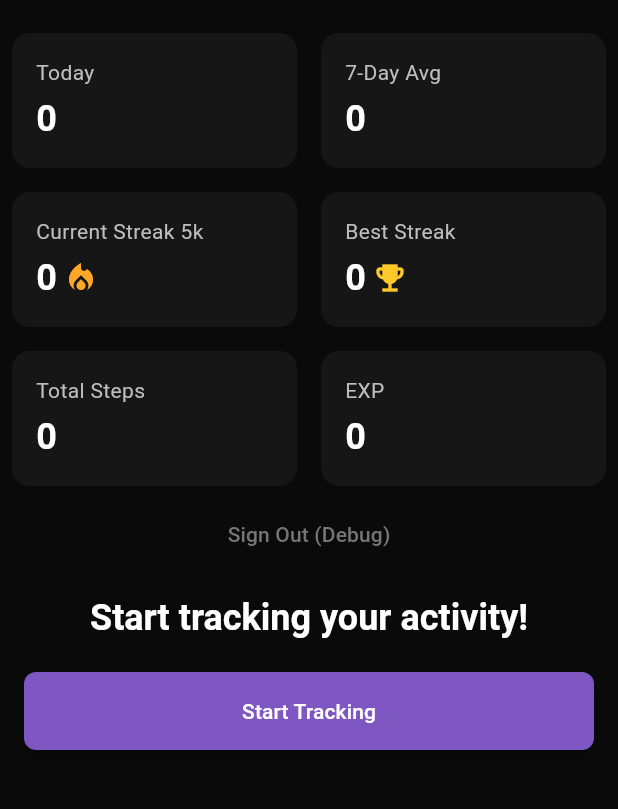
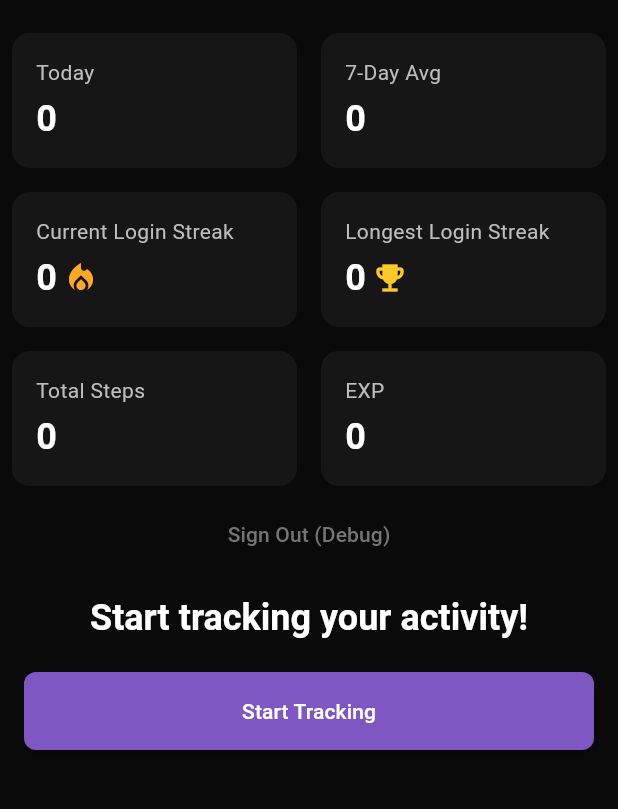
Before and after one commit to Cikle/Movely, a Flutter app: the HomeScreen screen opened directly with empty values, on a phone screen of 412 x 824 dp, the part 63-872 px from its top. Run offline on Flutter 3.47's test engine with Material 3 defaults, Android fonts, the phone set to English and light mode, and no system bars; our stand-ins replace pedometer, permission_handler, supabase_flutter; accounts and stored records are empty; network calls fail.

Commit message:
should (work)

```diff
--- a/movely/lib/screens/home_screen.dart
+++ b/movely/lib/screens/home_screen.dart
@@ -201,7 +201,7 @@ class _HomeScreenState extends State<HomeScreen> {
                       crossAxisAlignment: CrossAxisAlignment.start,
                       children: [
                         Text(
-                          'Current Streak 5k',
+                          'Current Login Streak',
                           style: TextStyle(
                             color: Colors.grey[400],
                             fontSize: 14,
@@ -242,7 +242,7 @@ class _HomeScreenState extends State<HomeScreen> {
                       crossAxisAlignment: CrossAxisAlignment.start,
                       children: [
                         Text(
-                          'Best Streak',
+                          'Longest Login Streak',
                           style: TextStyle(
                             color: Colors.grey[400],
                             fontSize: 14,
```
